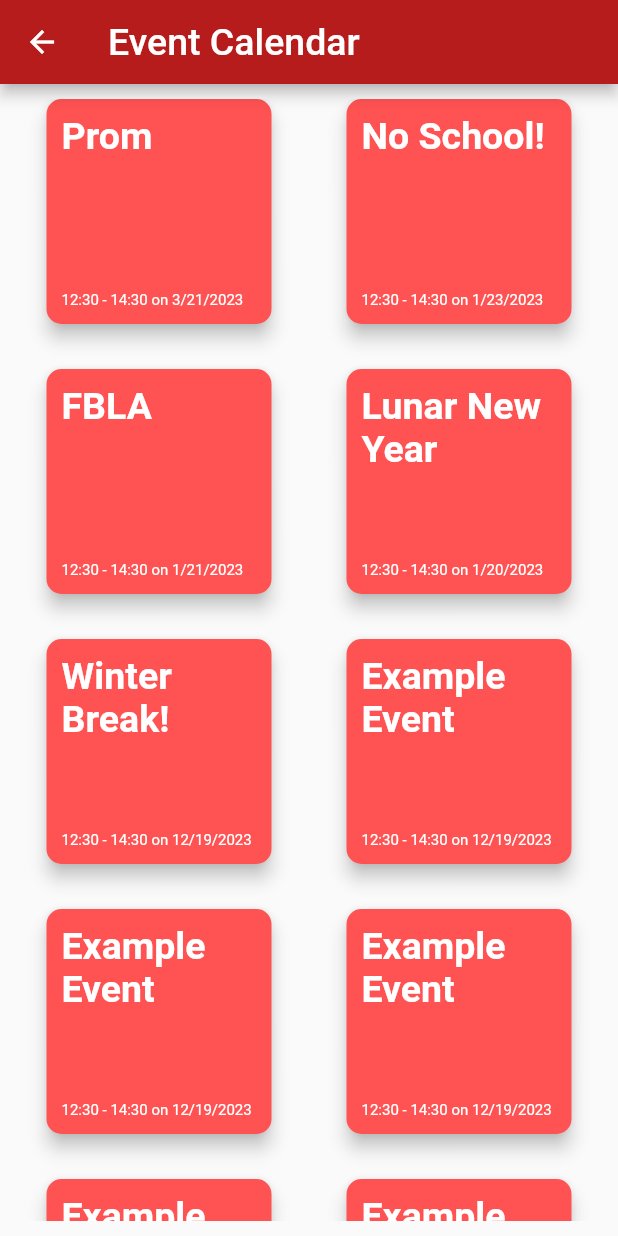
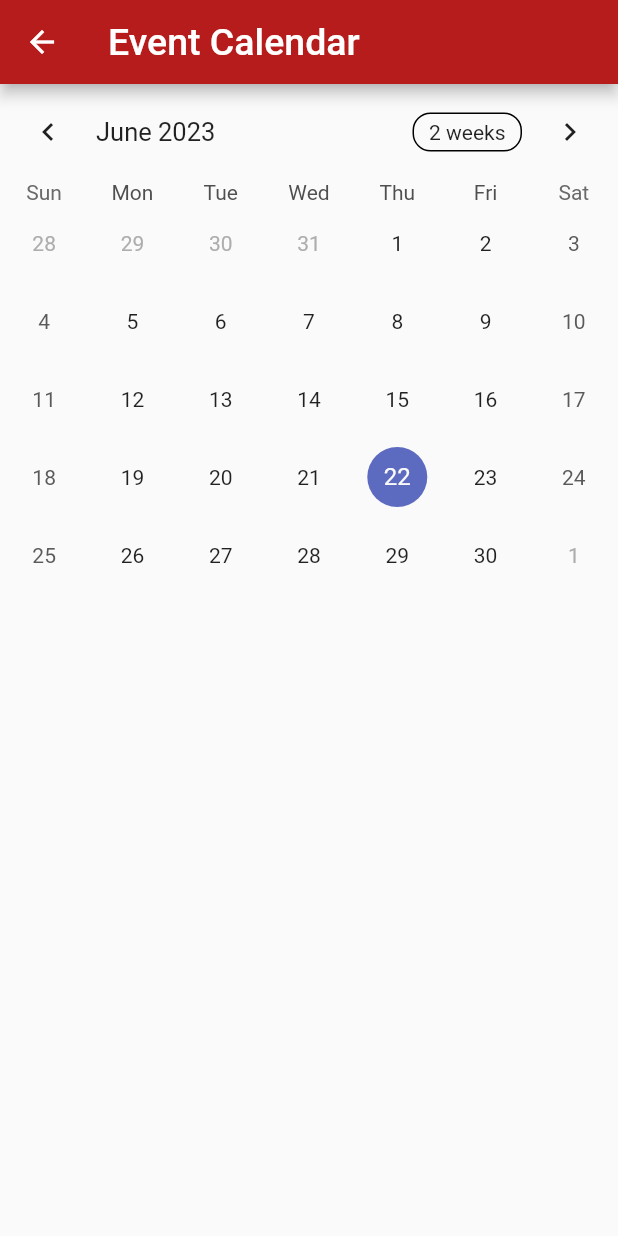
Before and after one commit to TristanTsang/GHSApp, a Flutter app: the EventsScreen screen opened by its route, on a phone screen of 412 x 824 dp. Run offline on Flutter 3.47's test engine with Material 2 defaults, Android fonts, the phone set to English and light mode, and no system bars; drawn by our look-alikes of table_calendar; our stand-ins replace firebase_auth, firebase_core; missing offline and left inert: flutter_email_sender; accounts and stored records are empty.

Commit message:
updated the app 6/21/23

```diff
--- a/lib/appData.dart
+++ b/lib/appData.dart
@@ -3,10 +3,16 @@ import 'package:school_app/screens/announcements.dart';
 import 'package:flutter/foundation.dart';
 import 'package:flutter/material.dart';
 class AppData extends ChangeNotifier {
+  String? email;
+  String? password;
+  String signUpError = "";
+  String signInError = "";
   AppData() {}
+
+
   List<Event> eventArray = [
    Event(
-    description: "Its finally that time of year. Have a great time Juniors and Seniors!",
+    description: "Its finally that time of the year. Have a great time Juniors and Seniors!",
     startTime: DateTime(0,0,0,12,30),
     endTime:DateTime(0,0,0,14,30),
     title:"Prom", eventDate: DateTime(2023,3,21),
@@ -76,6 +82,7 @@ class AppData extends ChangeNotifier {
 
   void addEvent(Event event) {
     eventArray.add(event);
+
   }
 
   List<Announcement> announcementArray = [
@@ -275,4 +282,27 @@ class AppData extends ChangeNotifier {
     announcementArray.add(announcement);
     notifyListeners();
   }
+
+
+  //* UserData *//
+  void changeEmail(String newEmail){
+    email = newEmail;
+    notifyListeners();
+  }
+  void changePassword(String newPassword){
+    password= newPassword;
+    notifyListeners();
+  }
+
+  String getEmail(){
+    return email!;
+  }
+  String getPassword(){
+    return password!;
+  }
+
+  void changeSignInError(String error){
+    signInError = error;
+    notifyListeners();
+  }
 }
--- a/lib/main.dart
+++ b/lib/main.dart
@@ -19,10 +19,11 @@ class MyApp extends StatelessWidget {
   // This widget is the root of your application.
   @override
   Widget build(BuildContext context) {
+    Firebase.initializeApp();
     return ChangeNotifierProvider(
       create: (context) => AppData(),
       child: MaterialApp(
-            initialRoute: 'MainScreen',
+            initialRoute: 'StartScreen',
             routes: {
               'StartScreen': (context) => StartScreen(),
               'InboxScreen': (context) => InboxScreen(),
--- a/lib/screens/announcements.dart
+++ b/lib/screens/announcements.dart
@@ -2,7 +2,7 @@ import 'package:flutter/material.dart';
 import 'package:provider/provider.dart';
 import 'package:school_app/appData.dart';
 
-
+//Contains essential information needed to manage and display announcements
 class Announcement {
   late String title;
   late String text;
--- a/lib/screens/event.dart
+++ b/lib/screens/event.dart
@@ -1,5 +1,5 @@
 import 'package:flutter/material.dart';
-
+//Class containing essential information related to Events later used for event widgets and event displays
 class Event {
   late String title;
   late String description;
--- a/lib/screens/eventCalendar.dart
+++ b/lib/screens/eventCalendar.dart
@@ -1,29 +1,83 @@
+import 'dart:collection';
+
 import 'package:flutter/material.dart';
 import 'package:provider/provider.dart';
 import 'package:school_app/appData.dart';
-class EventsScreen extends StatelessWidget {
+import 'package:table_calendar/table_calendar.dart';
+import 'package:school_app/screens/event.dart';
+class EventsScreen extends StatefulWidget {
   const EventsScreen({Key? key}) : super(key: key);
 
   @override
+  State<EventsScreen> createState() => _EventsScreenState();
+}
+
+class _EventsScreenState extends State<EventsScreen> {
+  CalendarFormat _calendarFormat = CalendarFormat.month;
+  DateTime _selectedDay = DateTime.now();
+  DateTime _focusedDay = DateTime.now();
+  Map<DateTime, List<Event>> events ={};
+  List<Event>? _selectedEvents;
+  var eventsMap = LinkedHashMap(
+    equals: isSameDay,
+    hashCode: (DateTime date){
+      return date.hashCode;
+    },
+  );
+
+  List<Event> _getEventsForDay(DateTime day) {
+    print(events[day]);
+    return events[day] ?? [];
+  }
+
+  @override
   Widget build(BuildContext context) {
+
+    List<Event> eventList = Provider.of<AppData>(context).eventArray;
+    for(int i=0; i<eventList.length; i++){
+      events[eventList[i].eventDate] = [];
+    }
+    for(int i=0; i<eventList.length; i++){
+      events[eventList[i].eventDate]?.add(eventList[i]);
+    }
+    events.addAll(events);
+
     return Scaffold(
         appBar: AppBar(
-          title:Text("Event Calendar", style: TextStyle(fontSize: 25, color: Colors.white),),
+          title: const Text(
+            "Event Calendar",
+            style: TextStyle(fontSize: 25, color: Colors.white),
+          ),
           backgroundColor: Colors.red[900],
         ),
-        body: Container(
-          padding: EdgeInsets.all(10),
-          child: SingleChildScrollView(
-              child:Center(
-                child: Wrap(
-                  crossAxisAlignment: WrapCrossAlignment.center,
-                    spacing: 50, // gap between adjacent chips
-                    runSpacing: 30,
-                  children: Provider.of<AppData>(context).eventWidgets(Provider.of<AppData>(context).eventArray),
-                ),
-              )
-          ),
-        )
-    );
+        body: TableCalendar(
+          firstDay: DateTime.utc(2010, 10, 16),
+          lastDay: DateTime.utc(2030, 3, 14),
+          focusedDay: DateTime.now(),
+          calendarFormat: _calendarFormat,
+          onFormatChanged: (format) {
+            setState(() {
+
+              _calendarFormat = format;
+            });
+          },
+          selectedDayPredicate: (day) {
+            return isSameDay(_selectedDay, day);
+          },
+          onDaySelected: (selectedDay, focusedDay) {
+            setState(() {
+              _selectedDay = selectedDay;
+              _focusedDay = focusedDay;
+              _selectedEvents = _getEventsForDay(selectedDay);// update `_focusedDay` here as well
+            });
+          },
+            eventLoader: (day) {
+
+              return _getEventsForDay(day);
+
+            }
+
+        ));
+
   }
 }
--- /dev/null
+++ b/lib/userData.dart
@@ -0,0 +1,12 @@
+import 'package:school_app/screens/event.dart';
+import 'package:school_app/screens/announcements.dart';
+import 'package:flutter/foundation.dart';
+import 'package:flutter/material.dart';
+class UserData extends ChangeNotifier {
+
+
+  UserData() {}
+
+
+
+}
```
Also changed, not shown: ToDo.dart (added, +12 -0 lines), lib/screens/startScreen.dart (+32 -24 lines), pubspec.yaml (+7 -5 lines), pubspec.lock, 7 other files.
